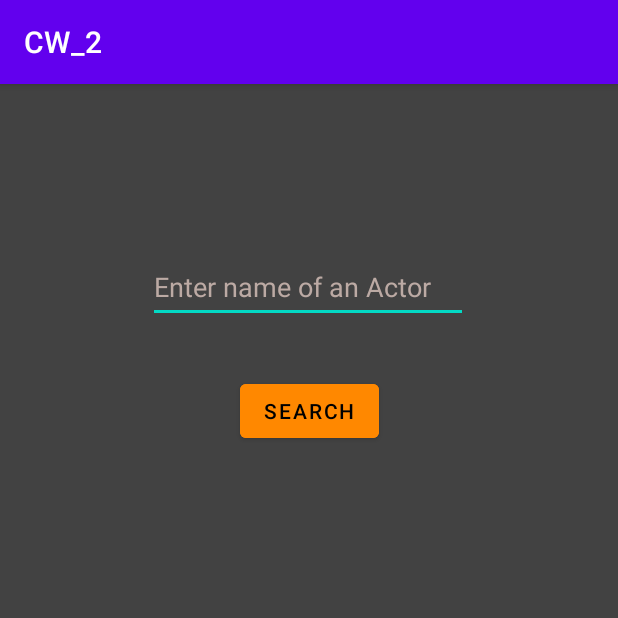
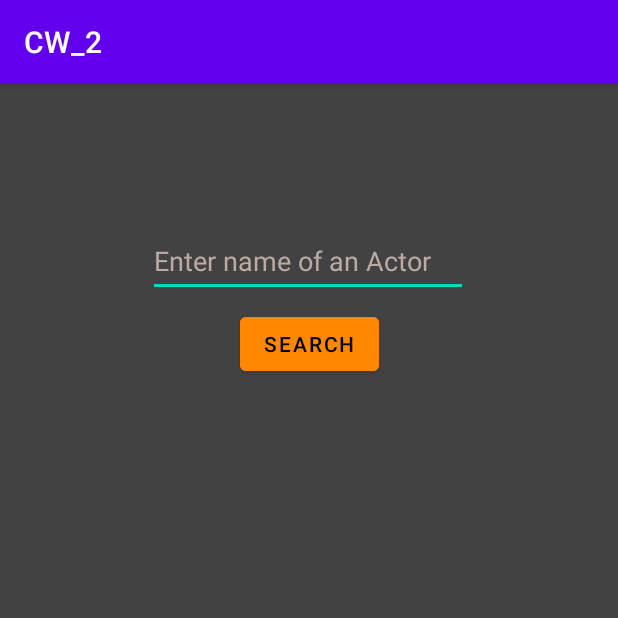
Before and after one commit to jesterccs/MAD-CW_2, an Android app: the screen it shows after launch (SearchForActors), after a tap on "SEARCH FOR ACTORS", on a phone screen of 412 x 824 dp, the top half of it. Run offline under Robolectric (Android 15) with nearby library versions, the phone set to English and light mode, and no system bars; our stand-ins replace Room's generated code.

Commit message:
Task 7 completed and commented the code.

```diff
--- a/app/src/main/java/com/example/cw_2/MainActivity.kt
+++ b/app/src/main/java/com/example/cw_2/MainActivity.kt
@@ -11,7 +11,6 @@ import com.example.cw_2.data.User
 import com.example.cw_2.data.UserDatabase
 import kotlinx.coroutines.launch
 import kotlinx.coroutines.runBlocking
-import kotlinx.android.synthetic.main.alert_dialog.*
 import kotlinx.android.synthetic.main.alert_dialog.view.*
 
 class MainActivity : AppCompatActivity() {
@@ -19,10 +18,11 @@ class MainActivity : AppCompatActivity() {
         super.onCreate(savedInstanceState)
         setContentView(R.layout.activity_main)
 
-        val addMovies = findViewById<Button>(R.id.addM)
-        val sFMovies = findViewById<Button>(R.id.searchM)
-        val sActors = findViewById<Button>(R.id.searchA)
-        val searchText = findViewById<Button>(R.id.searchText)
+        val addMovies = findViewById<Button>(R.id.addM)                     // Add movies button
+        val sFMovies = findViewById<Button>(R.id.searchM)                   // Search for movies button
+        val sActors = findViewById<Button>(R.id.searchA)                    // Search for actors button
+        val searchText = findViewById<Button>(R.id.searchText)              // Search button
+
 
         val db = Room.databaseBuilder(this, UserDatabase::class.java,"MyDatabase").build()
         val userDao = db.userDao()
@@ -37,30 +37,37 @@ class MainActivity : AppCompatActivity() {
                     val movie3 = User("The Lord of the Rings: The Return of the King", "2003", "PG-13", "17 Dec 2003", "201 min", "Action, Adventure, Drama", "Peter Jackson", "J.R.R. Tolkien, Fran Walsh, Philippa Boyens", "Elijah Wood, Viggo Mortensen, Ian McKellen", "Gandalf and Aragorn lead the World of Men against Sauron's army to draw his gaze from Frodo and Sam as they approach Mount Doom with the One Ring." )
                     val movie4 = User("Inception", "2010", "PG-13", "16 Jul 2010", "148 min", "Action, Adventure, Sci-Fi", "Christopher Nolan", "Christopher Nolan", "Leonardo DiCaprio, Joseph Gordon-Levitt, Elliot Page", "A thief who steals corporate secrets through the use of dream-sharing technology is given the inverse task of planting an idea into the mind of a C.E.O., but his tragic past may doom the project and his team to disaster.",)
                     val movie5 = User("The Matrix", "1999", "R", "31 Mar 1999", "136 min", "Action, Sci-Fi", "Lana Wachowski, Lilly Wachowski", "Lilly Wachowski, Lana Wachowski", "Keanu Reeves, Laurence Fishburne, Carrie-Anne Moss", "When a beautiful stranger leads computer hacker Neo to a forbidding underworld, he discovers the shocking truth--the life he knows is the elaborate deception of an evil cyber-intelligence.")
+                    // Adding above data to the database
                     userDao.insertMovies(movie1, movie2, movie3, movie4, movie5)
                     //userDao.deleteAll()
                 }
             }
         }
 
+        // Go to the search for movies page
         sFMovies.setOnClickListener {
             val I = Intent(this, SearchForMovies::class.java)
             startActivity(I)
         }
 
+
+        // Go to the search for actors page
         sActors.setOnClickListener{
             val I = Intent(this, SearchForActors::class.java)
             startActivity(I)
         }
 
 
+        /*
+        - Created a alert dialog to display edit text and search button
+        - When user clicks the search button, it will redirect to the movie results page
+         */
         searchText.setOnClickListener{
             val mDialogView = LayoutInflater.from(this).inflate(R.layout.alert_dialog,null)
-            val mBuilder = AlertDialog.Builder(this)
-                .setView(mDialogView)
-                .setTitle("Search")
+            val mBuilder = AlertDialog.Builder(this).setView(mDialogView).setTitle("Search")
             val mAlertDialog = mBuilder.show()
 
+            // Go to the movie results page
             mDialogView.search.setOnClickListener{
                 mAlertDialog.dismiss()
                 MovieName = mDialogView.dialogEt.text.toString()
--- a/app/src/main/java/com/example/cw_2/SearchForActors.kt
+++ b/app/src/main/java/com/example/cw_2/SearchForActors.kt
@@ -1,5 +1,6 @@
 package com.example.cw_2
 
+import android.graphics.Color
 import androidx.appcompat.app.AppCompatActivity
 import android.os.Bundle
 import android.widget.Button
@@ -15,26 +16,33 @@ class SearchForActors : AppCompatActivity() {
         super.onCreate(savedInstanceState)
         setContentView(R.layout.activity_search_for_actors)
 
-        val searchBtn = findViewById<Button>(R.id.searchBtn)
-        val searchActor = findViewById<EditText>(R.id.searchActor)
-        val tv = findViewById<TextView>(R.id.textView)
+        val searchBtn = findViewById<Button>(R.id.searchBtn)                    // Search button
+        val searchActor = findViewById<EditText>(R.id.searchActor)              // Edit text
+        val tv = findViewById<TextView>(R.id.textView)                          // Textview to display results
 
         val db = Room.databaseBuilder(this, UserDatabase::class.java,"MyDatabase").build()
         val userDao = db.userDao()
 
+
+        /*
+        -
+         */
         searchBtn.setOnClickListener{
             val editValue = searchActor.text.toString()
-
-            runBlocking {
-                launch {
-                    val movieName = java.lang.StringBuilder()
-                    val mnList : List<String> = userDao.search(editValue).toList()
-                    for(i in mnList){
-                        movieName.append("* $i\n\n")
+            try {
+                runBlocking {
+                    launch {
+                        val movieName = java.lang.StringBuilder()                           // String builder to store movie names
+                        val mnList: List<String> = userDao.search(editValue).toList()       // List to store movie names that recieved directly from the db
+                        for (i in mnList) {
+                            movieName.append("* $i\n\n")
+                        }
+                        tv.text = movieName
                     }
-                    tv.text=movieName
                 }
-                //tv.text=stb
+            }catch (e : Exception){
+                tv.text = "Enter a valid name."
+                tv.setTextColor(Color.RED)
             }
 
         }
--- a/app/src/main/res/layout/activity_search_for_actors.xml
+++ b/app/src/main/res/layout/activity_search_for_actors.xml
@@ -1,11 +1,17 @@
 <?xml version="1.0" encoding="utf-8"?>
-<androidx.constraintlayout.widget.ConstraintLayout xmlns:android="http://schemas.android.com/apk/res/android"
+<ScrollView
+    xmlns:android="http://schemas.android.com/apk/res/android"
     xmlns:app="http://schemas.android.com/apk/res-auto"
     xmlns:tools="http://schemas.android.com/tools"
+    android:layout_height="match_parent"
     android:layout_width="match_parent"
-    android:layout_height="match_parent"
-    tools:context=".SearchForActors"
     android:background="@color/cardview_dark_background">
+
+    <androidx.constraintlayout.widget.ConstraintLayout
+        android:padding="40dp"
+        android:layout_width="match_parent"
+        android:layout_height="wrap_content"
+        tools:context=".SearchForMovies">
 
         <EditText
             android:id="@+id/searchActor"
@@ -28,21 +34,22 @@
             android:id="@+id/searchBtn"
             android:layout_width="wrap_content"
             android:layout_height="wrap_content"
+            android:backgroundTint="@android:color/holo_orange_dark"
             android:text="@string/search"
             android:textColor="@color/black"
-        android:backgroundTint="@android:color/holo_orange_dark"
             app:layout_constraintBottom_toBottomOf="parent"
             app:layout_constraintEnd_toEndOf="parent"
             app:layout_constraintStart_toStartOf="parent"
             app:layout_constraintTop_toTopOf="parent"
-        app:layout_constraintVertical_bias="0.269" />
+            app:layout_constraintVertical_bias="0.314" />
 
         <TextView
             android:id="@+id/textView"
             android:layout_width="wrap_content"
             android:layout_height="wrap_content"
-        android:layout_marginTop="280dp"
+            android:layout_marginTop="332dp"
             android:layout_marginStart="50dp"
+            android:layout_marginEnd="50dp"
             android:padding="20dp"
             android:text=" "
             android:textColor="@color/white"
@@ -52,3 +59,4 @@
             app:layout_constraintTop_toTopOf="parent"
             tools:ignore="SpeakableTextPresentCheck" />
     </androidx.constraintlayout.widget.ConstraintLayout>
+</ScrollView>
--- a/app/src/main/res/layout/alert_dialog.xml
+++ b/app/src/main/res/layout/alert_dialog.xml
@@ -29,7 +29,7 @@
             android:layout_width="wrap_content"
             android:layout_height="wrap_content"
             android:text="Search"
-            android:layout_marginRight="5dp"/>
+            android:layout_marginRight="15dp"/>
 
         <Button
             android:id="@+id/cancelB"
```
Also changed, not shown: app/src/main/java/com/example/cw_2/MovieResults.kt (+8 -14 lines), app/src/main/java/com/example/cw_2/SearchForMovies.kt (+44 -21 lines), app/src/main/res/layout/activity_movie_results.xml (+9 -0 lines). Lines whose indentation alone changed are shown as unchanged.
